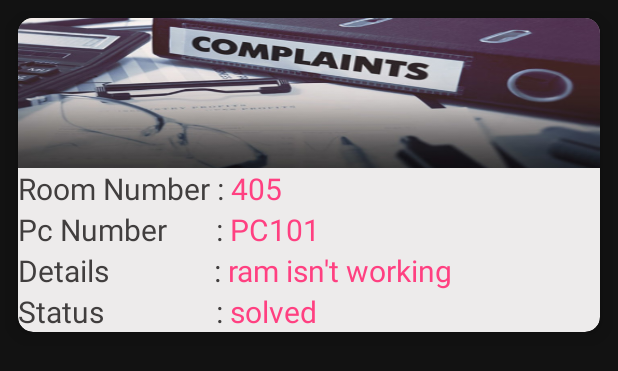
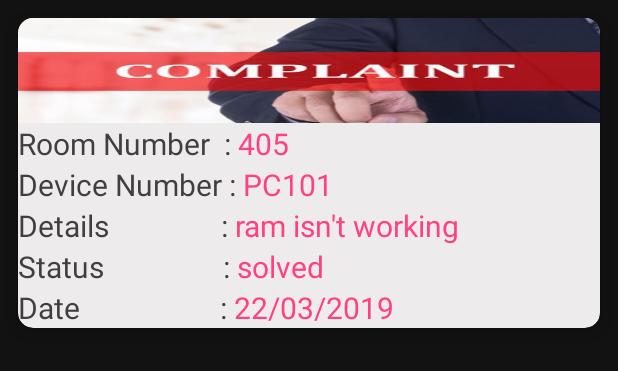
Before and after one commit to AshrafulMarufAnik/PcComplainBox, an Android app: the layout complaints_row.xml on its own in the app's theme, with its tools: preview values and no code run, on a phone screen of 412 x 824 dp. Shown: the top 371 px of the screen. Run offline under Robolectric (Android 15) with nearby library versions, the phone set to English and light mode, and no system bars.

```diff
--- a/app/src/main/java/com/example/jmirza/firebaseauth/adapters/ComplainAdapter.java
+++ b/app/src/main/java/com/example/jmirza/firebaseauth/adapters/ComplainAdapter.java
@@ -25,6 +25,7 @@ public class ComplainAdapter extends RecyclerView.Adapter<MyComplaintViewHolder>
     }
 
 
+
     // onCreateViewHolder method inflate child layout
     @NonNull
     @Override
@@ -43,6 +44,7 @@ public class ComplainAdapter extends RecyclerView.Adapter<MyComplaintViewHolder>
         myComplaintViewHolder.pcNumber.setText(complaint.pcNumber);
         myComplaintViewHolder.details.setText(complaint.description);
         myComplaintViewHolder.status.setText(complaint.complainStatus);
+        myComplaintViewHolder.date.setText(complaint.complainDate);
 
         myComplaintViewHolder.itemView.setOnClickListener(new View.OnClickListener() {
             @Override
@@ -68,11 +70,9 @@ public class ComplainAdapter extends RecyclerView.Adapter<MyComplaintViewHolder>
     }
 
     public void setSearchOperation(List<Complaint> allmyComplaintList) {
-
         myComplaintList = new ArrayList<>();
         myComplaintList.addAll(allmyComplaintList);
         notifyDataSetChanged();
 
-
     }
 }
--- a/app/src/main/java/com/example/jmirza/firebaseauth/adapters/UserAdapter.java
+++ b/app/src/main/java/com/example/jmirza/firebaseauth/adapters/UserAdapter.java
@@ -33,7 +33,6 @@ public class UserAdapter extends RecyclerView.Adapter<MyUserViewHolder> {
     private Context context;
     private Dialog mDialog;
     private DatabaseReference myRef;
-    private User UserInfo;
 
     public UserAdapter(Context context, List<User> myUsersList) {
         this.context = context;
--- a/app/src/main/java/com/example/jmirza/firebaseauth/fragments/ManageUsersFragment.java
+++ b/app/src/main/java/com/example/jmirza/firebaseauth/fragments/ManageUsersFragment.java
@@ -62,7 +62,6 @@ public class ManageUsersFragment extends Fragment {
         super.onResume();
         ((ProfileActivity) getActivity()).setActionBarTitle("Manage users...");
     }
-
 
     private void onClick() {
 
--- a/app/src/main/java/com/example/jmirza/firebaseauth/viewholder/MyComplaintViewHolder.java
+++ b/app/src/main/java/com/example/jmirza/firebaseauth/viewholder/MyComplaintViewHolder.java
@@ -11,7 +11,7 @@ import com.example.jmirza.firebaseauth.R;
 
 public class MyComplaintViewHolder extends RecyclerView.ViewHolder {
 
-   public TextView roomNumber,pcNumber,details,status;
+   public TextView roomNumber,pcNumber,details,status,date;
 
 
     public MyComplaintViewHolder(@NonNull View itemView) {
@@ -21,5 +21,6 @@ public class MyComplaintViewHolder extends RecyclerView.ViewHolder {
         pcNumber=itemView.findViewById(R.id.pc_numberET);
         details=itemView.findViewById(R.id.detailsET);
         status=itemView.findViewById(R.id.statusET);
+        date=itemView.findViewById(R.id.dateET);
     }
 }
--- a/app/src/main/res/layout/complaints_row.xml
+++ b/app/src/main/res/layout/complaints_row.xml
@@ -18,8 +18,8 @@
         <ImageView
             android:id="@+id/complaintsImageView"
             android:layout_width="match_parent"
-            android:layout_height="100dp"
-            android:background="@drawable/complaintcardview"
+            android:layout_height="70dp"
+            android:background="@drawable/complaints"
             android:scaleType="centerCrop" />
 
         <LinearLayout
@@ -32,7 +32,7 @@
                 android:layout_width="wrap_content"
                 android:layout_height="wrap_content"
                 android:layout_gravity="center"
-                android:text="Room Number : "
+                android:text="Room Number  : "
                 android:textColor="@color/colorPrimaryDark"
                 android:textSize="20sp" />
 
@@ -58,7 +58,7 @@
                 android:layout_width="wrap_content"
                 android:layout_height="wrap_content"
                 android:layout_gravity="center"
-                android:text="Pc Number       : "
+                android:text="Device Number : "
                 android:textColor="@color/colorPrimaryDark"
                 android:textSize="20sp" />
 
@@ -83,7 +83,7 @@
                 android:layout_width="wrap_content"
                 android:layout_height="wrap_content"
                 android:layout_gravity="center"
-                android:text="Details               : "
+                android:text="Details                : "
                 android:textColor="@color/colorPrimaryDark"
                 android:textSize="20sp" />
 
@@ -108,7 +108,7 @@
                 android:layout_width="wrap_content"
                 android:layout_height="wrap_content"
                 android:layout_gravity="center"
-                android:text="Status                : "
+                android:text="Status                 : "
                 android:textColor="@color/colorPrimaryDark"
                 android:textSize="20sp" />
 
@@ -123,6 +123,32 @@
 
         </LinearLayout>
 
+        <LinearLayout
+            android:layout_width="match_parent"
+            android:layout_height="match_parent"
+            android:orientation="horizontal">
+
+            <TextView
+                android:id="@+id/date"
+                android:layout_width="wrap_content"
+                android:layout_height="wrap_content"
+                android:layout_gravity="center"
+                android:text="Date                    : "
+                android:textColor="@color/colorPrimaryDark"
+                android:textSize="20sp" />
+
+            <TextView
+                android:id="@+id/dateET"
+                android:layout_width="wrap_content"
+                android:layout_height="wrap_content"
+                android:layout_gravity="center"
+                android:text="22/03/2019"
+                android:textColor="@color/colorAccent"
+                android:textSize="20sp" />
+
+        </LinearLayout>
+
+
 
     </LinearLayout>
 
--- a/app/src/main/res/menu/toolbar_menu.xml
+++ b/app/src/main/res/menu/toolbar_menu.xml
@@ -1,12 +1,10 @@
 <?xml version="1.0" encoding="utf-8"?>
 <menu xmlns:android="http://schemas.android.com/apk/res/android"
     xmlns:app="http://schemas.android.com/apk/res-auto">
-
     <item
         android:id="@+id/searchID"
         android:icon="@drawable/ic_search"
         android:title="Search"
         app:actionViewClass="android.support.v7.widget.SearchView"
         app:showAsAction="ifRoom" />
-
 </menu>
--- a/app/src/main/res/values/strings.xml
+++ b/app/src/main/res/values/strings.xml
@@ -32,7 +32,7 @@
     <string name="mirza_adnan_hossain">Mirza Adnan Hossain</string>
     <string name="user">User :</string>
 
-    <string name="search">Search all by Room no..</string>
+    <string name="search">Search by status..</string>
     <string name="as_admin">As Admin</string>
     <string name="select_department">Select Department</string>
 
```
Also changed, not shown: app/src/main/java/com/example/jmirza/firebaseauth/activities/ProfileActivity.java (+4 -3 lines), app/src/main/java/com/example/jmirza/firebaseauth/fragments/AllComplaintsFragment.java (+40 -1 lines), app/src/main/res/drawable-hdpi/complaintcardview.png (deleted), app/src/main/res/drawable-hdpi/complaints.png (added), app/src/main/res/drawable-mdpi/complaintcardview.png (deleted), app/src/main/res/drawable-mdpi/complaints.png (added), app/src/main/res/drawable-xhdpi/complaintcardview.png (deleted), app/src/main/res/drawable-xhdpi/complaints.png (added), app/src/main/res/drawable-xxhdpi/complaintcardview.png (deleted), app/src/main/res/drawable-xxhdpi/complaints.png (added), app/src/main/res/drawable-xxxhdpi/complaintcardview.png (deleted), app/src/main/res/drawable-xxxhdpi/complaints.png (added).
